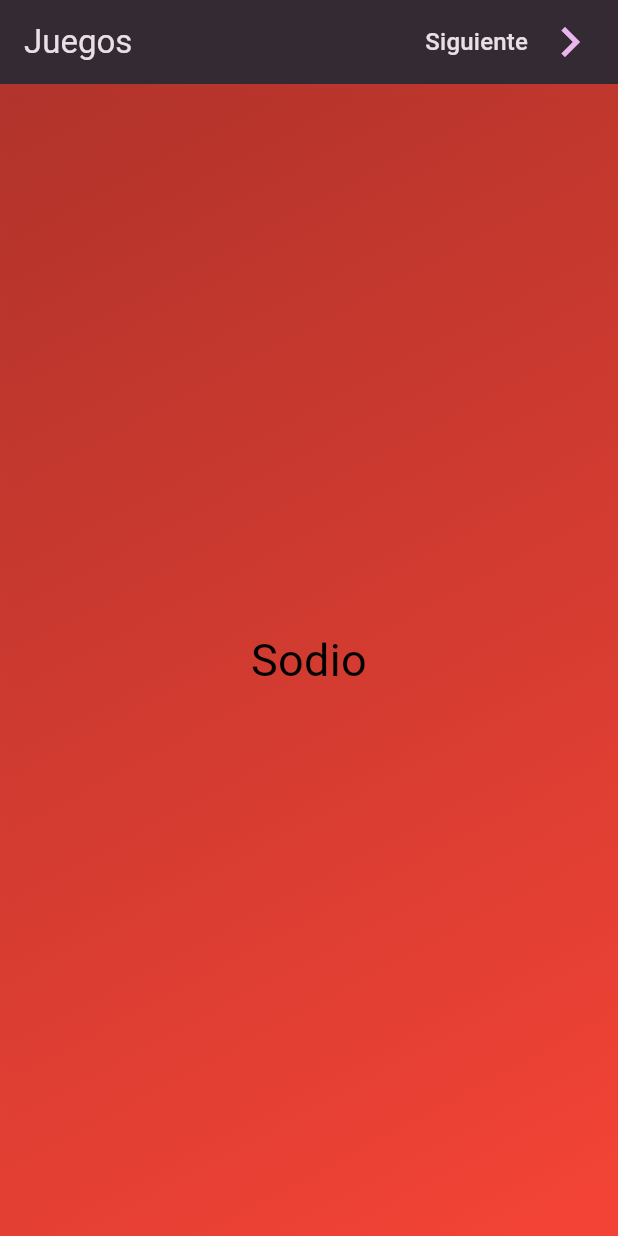
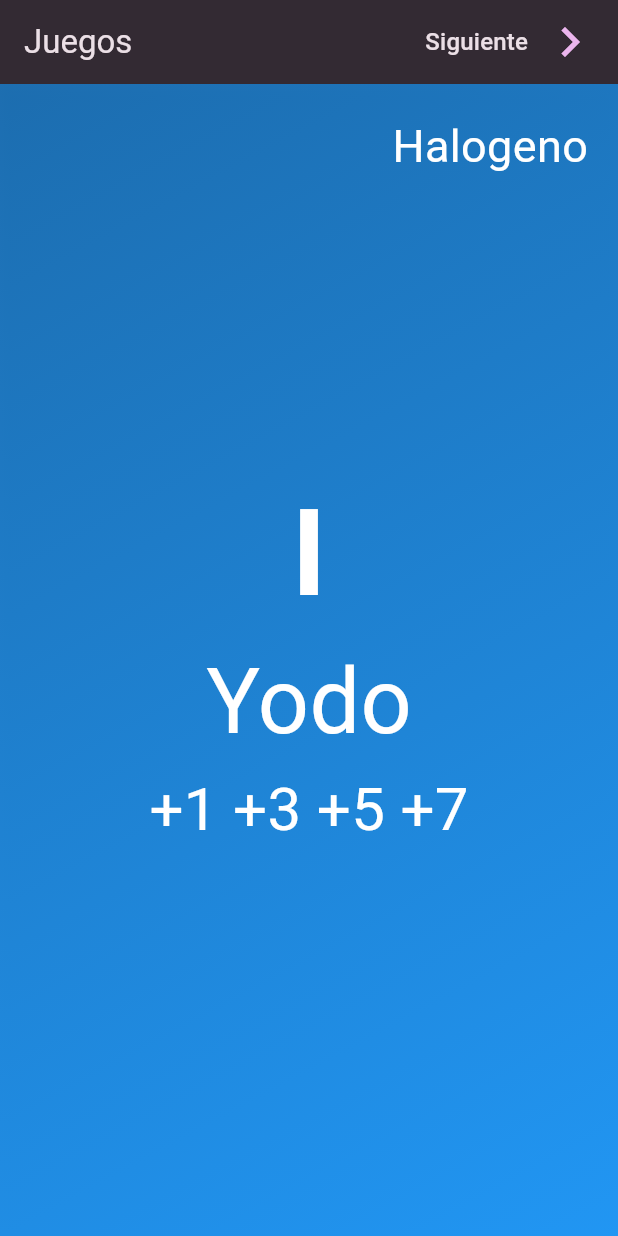
Before and after one commit to LarzlRael/chemistry_app, a Flutter app: the GamesPage screen opened by its route, swiped to page 2, on a phone screen of 412 x 824 dp. Run offline on Flutter 3.47's test engine with Material 3 defaults, Android fonts, the phone set to English and light mode, and no system bars; drawn by our look-alikes of flip_card; our stand-ins replace flutter_hooks, flutter_riverpod, font_awesome_flutter, go_router, google_fonts, hooks_riverpod and 1 more.

Commit message:
Refactor SimpleText widget and update its usage in multiple files

```diff
--- a/lib/buttons/button_category.dart
+++ b/lib/buttons/button_category.dart
@@ -41,7 +41,7 @@ class ButtonCategory extends StatelessWidget {
                     ),
                     Expanded(
                       child: SimpleText(
-                        text: text,
+                        text,
                         color: Colors.white,
                         fontSize: 18,
                         fontWeight: FontWeight.bold,
--- a/lib/pages/compounds/compounds_page.dart
+++ b/lib/pages/compounds/compounds_page.dart
@@ -16,7 +16,7 @@ class CompoundsPage extends StatelessWidget {
             crossAxisAlignment: CrossAxisAlignment.start,
             children: [
               /* SimpleText(
-                text: 'Metales',
+                 'Metales',
                 style: textTheme.titleMedium,
               ),
               SizedBox(height: 10), */
@@ -107,7 +107,7 @@ class CompoundsOption extends StatelessWidget {
                   height: 50,
                 ),
                 SimpleText(
-                  text: compoundCard.name,
+                  compoundCard.name,
                   padding: const EdgeInsets.only(top: 5),
                   style: TextStyle(
                     fontSize: 16,
--- a/lib/pages/compounds/sales_neutras.dart
+++ b/lib/pages/compounds/sales_neutras.dart
@@ -113,8 +113,7 @@ class SalesNeutras extends HookWidget {
             ),
             result.value == null
                 ? SimpleText(
-                    text:
-                        'Seleccione ambos elementos para ver el formar una sal neutra.',
+                    'Seleccione ambos elementos para ver el formar una sal neutra.',
                     padding: EdgeInsets.symmetric(vertical: 20),
                     textAlign: TextAlign.center,
                   )
@@ -149,7 +148,7 @@ class SalesNeutras extends HookWidget {
                             ),
                           ),
                           SimpleText(
-                            text: result.value!.name.toCapitalize(),
+                            result.value!.name.toCapitalize(),
                             style: textTheme.headlineMedium!.copyWith(
                               color: Colors.white,
                             ),
--- a/lib/pages/games/guess_periodic_element.dart
+++ b/lib/pages/games/guess_periodic_element.dart
@@ -35,7 +35,7 @@ class GuessPeriodicElement extends HookWidget {
               ), */
               child: Center(
                 child: SimpleText(
-                  text: optionsGame.value.correctAnswer.symbol,
+                  optionsGame.value.correctAnswer.symbol,
                   fontSize: 35,
                   fontWeight: FontWeight.w500,
                 ),
@@ -76,7 +76,7 @@ class GuessPeriodicElement extends HookWidget {
                       height: 100,
                       child: Center(
                         child: SimpleText(
-                          text: optionsGame.value.listSuffle[index].name,
+                          optionsGame.value.listSuffle[index].name,
                           textAlign: TextAlign.center,
                         ),
                       ),
--- a/lib/pages/games_page.dart
+++ b/lib/pages/games_page.dart
@@ -56,8 +56,7 @@ class GamesPage extends HookWidget {
           pageViewController: pageViewController,
           backColor: Colors.blue,
           frontColor: Colors.green,
-          child: Container(),
-          periodicElement: firstElement,
+          listPeriodic: listSuffle,
         ),
       ),
     );
@@ -69,35 +68,29 @@ class CardFlipablePeriodicElement extends StatelessWidget {
   const CardFlipablePeriodicElement({
     this.pageViewController,
     Key? key,
-    required this.child,
     required this.frontColor,
     required this.backColor,
-    required this.periodicElement,
+    required this.listPeriodic,
   }) : super(key: key);
 
   final Color frontColor;
   final Color backColor;
-  final Widget child;
-  final PeriodicTableElement periodicElement;
+  final List<PeriodicTableElement> listPeriodic;
 
   @override
   Widget build(BuildContext context) {
-    /* final compound = separarElementos(firstElement.symbol); */
-    final textStyle = TextStyle(color: Colors.black, fontSize: 75);
     return PageView.builder(
       controller: pageViewController,
       scrollDirection: Axis.vertical,
-        itemCount: allListPeriodic.length,
+      itemCount: listPeriodic.length,
       itemBuilder: (_, index) {
-          final compoundSeparate =
-              splitStringIntoCharacters(allListPeriodic[index].symbol);
-          final compound = allListPeriodic[index];
+        final compound = listPeriodic[index];
         return FlipCard(
           fill: Fill
               .fillBack, // Fill the back side of the card to make in the same size as the front.
           direction: FlipDirection.HORIZONTAL, // default
           side: CardSide.FRONT, // The side to initially display.
-            back: cardFlipable(
+          front: cardFlipable(
             Colors.blue,
             Stack(
               children: [
@@ -107,39 +100,23 @@ class CardFlipablePeriodicElement extends StatelessWidget {
                     mainAxisAlignment: MainAxisAlignment.center,
                     crossAxisAlignment: CrossAxisAlignment.center,
                     children: [
-                        RichText(
-                          text: TextSpan(
-                            style: textStyle,
-                            children: compoundSeparate.map((e) {
-                              if (e.contains(RegExp(r'[a-zA-Z]'))) {
-                                return TextSpan(
-                                  text: e,
-                                  style: textStyle,
-                                );
-                              } else {
-                                return WidgetSpan(
-                                  child: Transform.translate(
-                                    offset: const Offset(0.0, 4.0),
-                                    child: Text(
-                                      e,
-                                      style: TextStyle(
+                      SimpleText(
+                        compound.symbol,
+                        color: Colors.white,
+                        fontSize: 80,
+                        fontWeight: FontWeight.bold,
+                      ),
+                      SimpleText(
+                        compound.name,
+                        color: Colors.white,
+                        fontSize: 60,
+                      ),
+                      SimpleText(
+                        compound.valencias
+                            .map((e) => "+" + e.value.toString())
+                            .join(' '),
+                        color: Colors.white,
                         fontSize: 40,
-                                        fontWeight: FontWeight.bold,
-                                        color: Colors.black,
-                                      ),
-                                    ),
-                                  ),
-                                );
-                              }
-                            }).toList(),
-                          ),
-                        ),
-                        compound.atomicNumber.isEmpty
-                            ? SizedBox()
-                            : SimpleText(
-                                text: compound.atomicNumber,
-                                color: Colors.black,
-                                fontSize: 30,
                       ),
                     ],
                   ),
@@ -147,31 +124,25 @@ class CardFlipablePeriodicElement extends StatelessWidget {
                 Positioned(
                     top: 20,
                     right: 20,
-                    child: Wrap(
-                        children: compound.valencias.map((e) {
-                      return SimpleText(
-                        text: e.value.toString(),
-                        color: Colors.black,
-                        fontWeight: FontWeight.w500,
-                        fontSize: 20,
-                      );
-                    }).toList()),
-                  ),
+                    child: SimpleText(
+                      compound.group.name.toCapitalize(),
+                      color: Colors.white,
+                      fontSize: 30,
+                    )),
               ],
             ),
           ),
-            front: cardFlipable(
+          back: cardFlipable(
             colorByGroup(compound.group),
             Center(
               child: Column(
                 mainAxisAlignment: MainAxisAlignment.center,
                 children: [
-                    Text(
-                      compound.name,
-                      style: TextStyle(
-                        color: Colors.black,
-                        fontSize: 30,
-                      ),
+                  SimpleText(
+                    compound.symbol,
+                    color: Colors.white,
+                    fontSize: 90,
+                    fontWeight: FontWeight.bold,
                     textAlign: TextAlign.center,
                   ),
                 ],
@@ -179,7 +150,8 @@ class CardFlipablePeriodicElement extends StatelessWidget {
             ),
           ),
         );
-        });
+      },
+    );
   }
 }
 
--- a/lib/pages/home_page.dart
+++ b/lib/pages/home_page.dart
@@ -105,8 +105,7 @@ class CardOption extends StatelessWidget {
               mainAxisAlignment: MainAxisAlignment.center,
               crossAxisAlignment: CrossAxisAlignment.start,
               children: [
-                SimpleText(
-                    text: title,
+                SimpleText(title,
                     fontSize: 20,
                     fontWeight: FontWeight.w500,
                     padding: const EdgeInsets.only(bottom: 2),
@@ -114,7 +113,7 @@ class CardOption extends StatelessWidget {
                 subtitle == null
                     ? const SizedBox()
                     : SimpleText(
-                        text: subtitle!,
+                        subtitle!,
                         fontSize: 16,
                         fontWeight: FontWeight.w400,
                         color: Colors.blue,
--- a/lib/widgets/cards/card_detail_compound.dart
+++ b/lib/widgets/cards/card_detail_compound.dart
@@ -141,7 +141,7 @@ class ElementAndAndName extends StatelessWidget {
       children: [
         element,
         SimpleText(
-          text: elementName,
+          elementName,
           fontSize: fontSize,
           fontWeight: FontWeight.w600,
           color: Colors.white,
--- a/lib/widgets/cards/cards_elements_valences.dart
+++ b/lib/widgets/cards/cards_elements_valences.dart
@@ -60,7 +60,7 @@ class ListTileElementValences extends StatelessWidget {
         child: ListTile(
           key: key,
           title: SimpleText(
-            text: element.name,
+            element.name,
             color: Colors.white,
             fontSize: 17,
             fontWeight: FontWeight.w500,
@@ -156,9 +156,7 @@ class ShowMessageSimply extends StatelessWidget {
     return isShowWithOutSimplify
         ? SimpleText(
             padding: EdgeInsets.only(top: 10),
-            text: !isSimplify
-                ? "Formula simplificada"
-                : "Formula sin simplificar",
+            !isSimplify ? "Formula simplificada" : "Formula sin simplificar",
             style: TextStyle(
               fontSize: 19,
               fontWeight: FontWeight.w400,
--- a/lib/widgets/cards/compound_card.dart
+++ b/lib/widgets/cards/compound_card.dart
@@ -118,7 +118,7 @@ class CompoundCard extends StatelessWidget {
                         horizontal: 5,
                         vertical: 7.5,
                       ),
-                      text: compound.name,
+                      compound.name,
                       textAlign: TextAlign.center,
                       fontSize: fontSize,
                       fontWeight: FontWeight.w400,
--- a/lib/widgets/cards/compound_list_tile.dart
+++ b/lib/widgets/cards/compound_list_tile.dart
@@ -65,7 +65,7 @@ class ListTileCompound extends StatelessWidget {
           child: ListTile(
             key: key,
             title: SimpleText(
-              text: element.name,
+              element.name,
               color: Colors.white,
               fontSize: 17,
               fontWeight: FontWeight.w500,
--- a/lib/widgets/cards/elements_list_tile.dart
+++ b/lib/widgets/cards/elements_list_tile.dart
@@ -66,7 +66,7 @@ class ListTileElement extends StatelessWidget {
           child: ListTile(
             key: key,
             title: SimpleText(
-              text: element.name,
+              element.name,
               color: Colors.white,
               fontSize: 17,
               fontWeight: FontWeight.w500,
@@ -74,7 +74,7 @@ class ListTileElement extends StatelessWidget {
             subtitle: Row(
               children: element.valencias
                   .map((e) => SimpleText(
-                        text: e.value.toString(),
+                        e.value.toString(),
                         padding: const EdgeInsets.symmetric(horizontal: 5),
                         color: Colors.white,
                       ))
--- a/lib/widgets/simple_text.dart
+++ b/lib/widgets/simple_text.dart
@@ -13,8 +13,8 @@ class SimpleText extends StatelessWidget {
   final TextAlign? textAlign;
   final double? lineHeight;
 
-  const SimpleText({
-    required this.text,
+  const SimpleText(
+    this.text, {
     Key? key,
     this.fontWeight,
     this.padding,
```
Also changed, not shown: lib/pages/compounds/compound_detail_page.dart (+6 -8 lines), lib/utils/one_compound_by_type_utils.dart (+3 -14 lines), lib/widgets/cards/element_card.dart (+11 -13 lines), lib/widgets/instruccions/compound_instruction.dart (+12 -14 lines). Lines whose indentation alone changed are shown as unchanged.
